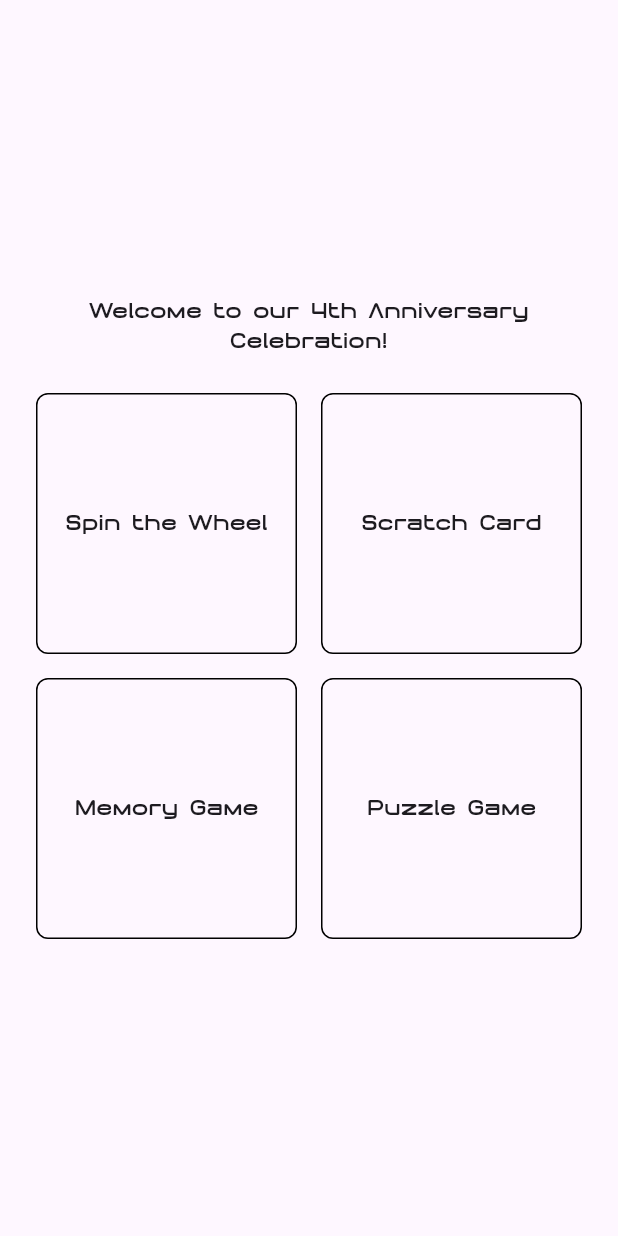
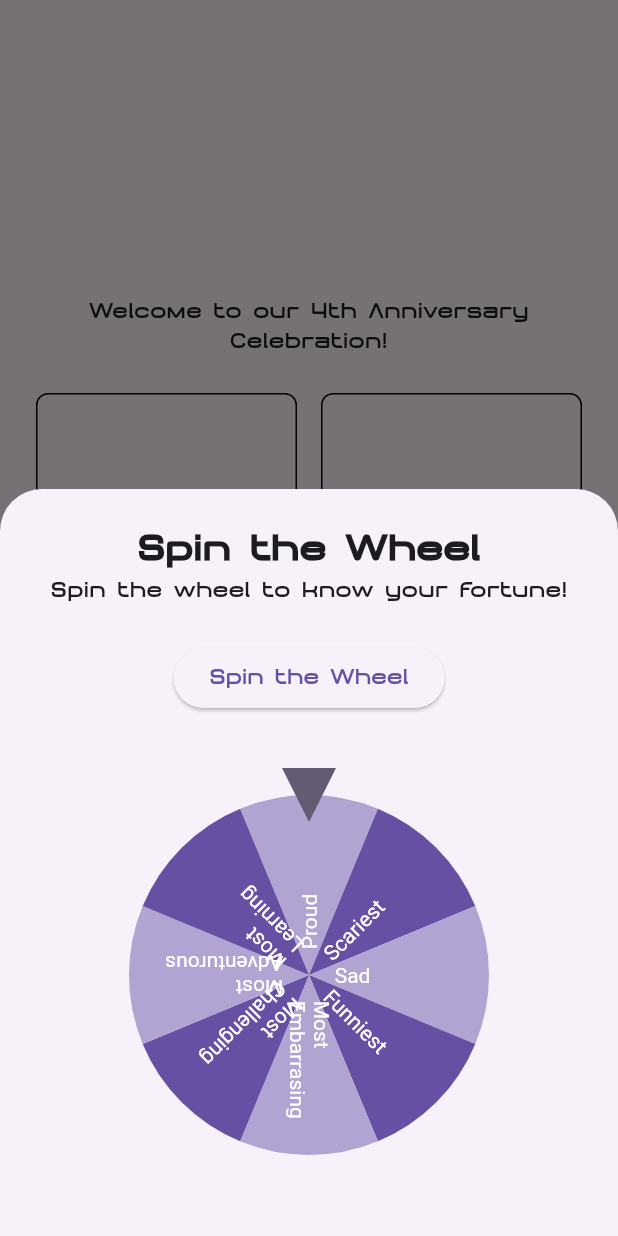
Before and after one commit to ManasMalla/spotmies-anniversary, a Flutter app: the GamePage screen opened directly, after a tap on "Spin the Wheel", on a phone screen of 412 x 824 dp. Run offline on Flutter 3.47's test engine with Material 3 defaults, Android fonts, the phone set to English and light mode, and no system bars; drawn by our look-alikes of flutter_fortune_wheel; our stand-ins replace firebase_auth, firebase_core; accounts and stored records are empty; statements that could not run were skipped.

Commit message:
added spin the wheel game
Signed-off-by: Manas Malla <manasmalla.dev@gmail.com>

```diff
--- a/lib/game_page.dart
+++ b/lib/game_page.dart
@@ -1,17 +1,25 @@
+import 'dart:async';
+import 'dart:math';
+
 import 'package:flutter/material.dart';
+import 'package:flutter_fortune_wheel/flutter_fortune_wheel.dart';
 
 class GamePage extends StatelessWidget {
-  const GamePage({
+  GamePage({
     super.key,
   });
-
   @override
   Widget build(BuildContext context) {
-    const games = [
-      "Spin the Wheel",
-      "Scratch Card",
-      "Memory Game",
-      "Puzzle Game"
+    const games = ["Spin the Wheel", "Memory Game", "Puzzle Game"];
+    const spinWheel = [
+      "Proud",
+      "Scariest",
+      "Sad",
+      "Funniest",
+      "Most Embarrasing",
+      "Most Challenging",
+      "Most Adventurous",
+      "Most Learning",
     ];
     return Scaffold(
       body: Padding(
@@ -39,7 +47,64 @@ class GamePage extends StatelessWidget {
                   shrinkWrap: true,
                   itemBuilder: (context, itemIndex) {
                     return InkWell(
-                      onTap: () {},
+                      onTap: () {
+                        if (itemIndex == 0) {
+                          showModalBottomSheet(
+                              isScrollControlled: true,
+                              context: context,
+                              builder: (context) {
+                                StreamController<int> controller =
+                                    StreamController<int>();
+                                return Builder(builder: (context) {
+                                  return Padding(
+                                    padding: EdgeInsets.all(24),
+                                    child: Column(
+                                      mainAxisSize: MainAxisSize.min,
+                                      children: [
+                                        Text(
+                                          'Spin the Wheel',
+                                          style: TextStyle(
+                                            fontSize: 24,
+                                            fontWeight: FontWeight.bold,
+                                          ),
+                                        ),
+                                        Text(
+                                            "Spin the wheel to know your fortune!"),
+                                        SizedBox(
+                                          height: 24,
+                                        ),
+                                        ElevatedButton(
+                                          onPressed: () {
+                                            controller.add(Random()
+                                                .nextInt(spinWheel.length - 1));
+                                          },
+                                          child: Text('Spin the Wheel'),
+                                        ),
+                                        SizedBox(
+                                          height: 24,
+                                        ),
+                                        Container(
+                                          height: 300,
+                                          child: FortuneWheel(
+                                            selected: controller.stream,
+                                            items: spinWheel
+                                                .map((e) =>
+                                                    FortuneItem(child: Text(e)))
+                                                .toList(),
+                                          ),
+                                        ),
+                                      ],
+                                    ),
+                                  );
+                                });
+                              });
+                          // Navigator.pushNamed(context, '/spinWheel', arguments: spinWheel);
+                        } else if (itemIndex == 1) {
+                          // Navigator.pushNamed(context, '/memoryGame');
+                        } else if (itemIndex == 2) {
+                          // Navigator.pushNamed(context, '/puzzleGame');
+                        }
+                      },
                       child: Container(
                         decoration: BoxDecoration(
                           border: Border.all(),
--- a/lib/main.dart
+++ b/lib/main.dart
@@ -10,10 +10,7 @@ import 'package:spotmies_anniversary/game_page.dart';
 Future<void> main() async {
   WidgetsFlutterBinding.ensureInitialized();
   await Firebase.initializeApp(options: DefaultFirebaseOptions.currentPlatform);
-  runApp(MaterialApp(
-    theme: ThemeData(fontFamily: "Nusar"),
-    home: GamePage(),
-  ));
+  runApp(MainApp());
 }
 
 class MainApp extends StatelessWidget {
--- a/pubspec.yaml
+++ b/pubspec.yaml
@@ -11,6 +11,7 @@ dependencies:
   firebase_core: ^3.1.1
   flutter:
     sdk: flutter
+  flutter_fortune_wheel: ^1.3.1
 
 dev_dependencies:
   flutter_test:
```
Also changed, not shown: pubspec.lock.
